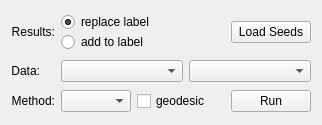
Qt form gui/widgets/graphsegwidget.ui (gerbilvis/gerbil) before a commit.
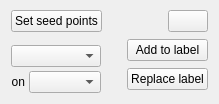
The same form after that commit. Icons and pictures are not drawn. Custom widgets are drawn as their Qt base class.

Commit message: slimline graph segmentation interface

Patch:
```diff
--- a/gui/widgets/graphsegwidget.ui
+++ b/gui/widgets/graphsegwidget.ui
@@ -2,51 +2,32 @@
 <ui version="4.0">
  <class>GraphSegWidget</class>
  <widget class="QWidget" name="GraphSegWidget">
-  <property name="geometry">
-   <rect>
-    <x>0</x>
-    <y>0</y>
-    <width>322</width>
-    <height>125</height>
-   </rect>
-  </property>
-  <layout class="QGridLayout" name="gridLayout">
+  <layout class="QVBoxLayout" name="verticalLayout">
    <property name="topMargin">
     <number>10</number>
    </property>
-   <item row="0" column="1">
-    <layout class="QHBoxLayout" name="horizontalLayout_3">
      <item>
-      <layout class="QVBoxLayout" name="verticalLayout">
-       <property name="spacing">
-        <number>0</number>
+    <layout class="QHBoxLayout" name="horizontalLayout">
+     <item>
+      <widget class="QPushButton" name="seedModeButton">
+       <property name="sizePolicy">
+        <sizepolicy hsizetype="Minimum" vsizetype="Preferred">
+         <horstretch>0</horstretch>
+         <verstretch>0</verstretch>
+        </sizepolicy>
        </property>
-       <item>
-        <widget class="QRadioButton" name="resetLabelRadio">
          <property name="toolTip">
           <string extracomment="Set the current label to the segmentation result."/>
          </property>
          <property name="text">
-          <string>replace label</string>
-         </property>
-         <property name="checked">
+        <string>Set seed points</string>
+       </property>
+       <property name="checkable">
           <bool>true</bool>
          </property>
         </widget>
        </item>
        <item>
-        <widget class="QRadioButton" name="mergeLabelRadio">
-         <property name="toolTip">
-          <string extracomment="Add the segmentation result to the current label."/>
-         </property>
-         <property name="text">
-          <string>add to label</string>
-         </property>
-        </widget>
-       </item>
-      </layout>
-     </item>
-     <item>
       <spacer name="horizontalSpacer_2">
        <property name="orientation">
         <enum>Qt::Horizontal</enum>
@@ -65,13 +46,39 @@
         <string>load seeding for segmentation from a file</string>
        </property>
        <property name="text">
-        <string>Load Seeds</string>
+        <string/>
+       </property>
+       <property name="icon">
+        <iconset theme="document-open"/>
        </property>
       </widget>
      </item>
     </layout>
    </item>
-   <item row="1" column="0">
+   <item>
+    <layout class="QHBoxLayout" name="horizontalLayout_5">
+     <item>
+      <layout class="QVBoxLayout" name="verticalLayout_4">
+       <property name="spacing">
+        <number>4</number>
+       </property>
+       <item>
+        <spacer name="verticalSpacer">
+         <property name="orientation">
+          <enum>Qt::Vertical</enum>
+         </property>
+        </spacer>
+       </item>
+       <item>
+        <widget class="AHComboBox" name="similarityBox">
+         <property name="toolTip">
+          <string>similarity measure</string>
+         </property>
+        </widget>
+       </item>
+       <item>
+        <layout class="QHBoxLayout" name="horizontalLayout_7">
+         <item>
     <widget class="QLabel" name="label_24">
      <property name="sizePolicy">
       <sizepolicy hsizetype="Fixed" vsizetype="Fixed">
@@ -80,99 +87,65 @@
       </sizepolicy>
      </property>
      <property name="text">
-      <string>Data:</string>
+            <string>on</string>
      </property>
      <property name="alignment">
       <set>Qt::AlignRight|Qt::AlignTrailing|Qt::AlignVCenter</set>
      </property>
     </widget>
    </item>
-   <item row="1" column="1">
-    <layout class="QHBoxLayout" name="horizontalLayout_4">
      <item>
-      <widget class="AHComboBox" name="graphsegSourceBox">
+          <widget class="AHComboBox" name="sourceBox">
        <property name="toolTip">
         <string>segmentation data source</string>
        </property>
-       <property name="sizeAdjustPolicy">
-        <enum>QComboBox::AdjustToMinimumContentsLength</enum>
-       </property>
-      </widget>
-     </item>
-     <item>
-      <widget class="AHComboBox" name="graphsegSimilarityBox">
-       <property name="sizeAdjustPolicy">
-        <enum>QComboBox::AdjustToMinimumContentsLength</enum>
-       </property>
-      </widget>
-     </item>
-    </layout>
-   </item>
-   <item row="2" column="0">
-    <widget class="QLabel" name="label_23">
-     <property name="sizePolicy">
-      <sizepolicy hsizetype="Fixed" vsizetype="Fixed">
-       <horstretch>0</horstretch>
-       <verstretch>0</verstretch>
-      </sizepolicy>
-     </property>
-     <property name="text">
-      <string>Method:</string>
-     </property>
-     <property name="alignment">
-      <set>Qt::AlignRight|Qt::AlignTrailing|Qt::AlignVCenter</set>
-     </property>
-    </widget>
-   </item>
-   <item row="2" column="1">
-    <layout class="QHBoxLayout" name="horizontalLayout_2">
-     <item>
-      <widget class="AHComboBox" name="graphsegAlgoBox">
-       <property name="toolTip">
-        <string>segmentation algorithm</string>
-       </property>
-       <property name="sizeAdjustPolicy">
-        <enum>QComboBox::AdjustToMinimumContentsLength</enum>
-       </property>
-       <property name="minimumContentsLength">
-        <number>5</number>
-       </property>
-      </widget>
-     </item>
-     <item>
-      <widget class="QCheckBox" name="graphsegGeodCheck">
-       <property name="toolTip">
-        <string>use geodesic weights</string>
-       </property>
-       <property name="text">
-        <string>geodesic</string>
-       </property>
-      </widget>
+          </widget>
+         </item>
+        </layout>
+       </item>
+      </layout>
      </item>
      <item>
       <spacer name="horizontalSpacer">
        <property name="orientation">
         <enum>Qt::Horizontal</enum>
        </property>
+       <property name="sizeType">
+        <enum>QSizePolicy::MinimumExpanding</enum>
+       </property>
        <property name="sizeHint" stdset="0">
         <size>
-         <width>0</width>
+         <width>20</width>
          <height>0</height>
         </size>
        </property>
       </spacer>
      </item>
      <item>
-      <widget class="QPushButton" name="graphsegGoButton">
+      <layout class="QVBoxLayout" name="verticalLayout_3">
+       <item>
+        <widget class="QPushButton" name="addButton">
        <property name="toolTip">
         <string>run segmentation</string>
        </property>
        <property name="text">
-        <string>Run</string>
+          <string>Add to label</string>
        </property>
        <property name="icon">
-        <iconset resource="../gerbil.qrc">
-         <normaloff>:/toolbar/run</normaloff>:/toolbar/run</iconset>
+          <iconset theme="edit-add"/>
+         </property>
+        </widget>
+       </item>
+       <item>
+        <widget class="QPushButton" name="replaceButton">
+         <property name="toolTip">
+          <string>Segment and reset this label to foreground pixels</string>
+         </property>
+         <property name="text">
+          <string>Replace label</string>
+         </property>
+         <property name="icon">
+          <iconset theme="edit-redo"/>
        </property>
        <property name="iconSize">
         <size>
@@ -184,21 +157,7 @@
      </item>
     </layout>
    </item>
-   <item row="0" column="0">
-    <widget class="QLabel" name="label_25">
-     <property name="sizePolicy">
-      <sizepolicy hsizetype="Fixed" vsizetype="Fixed">
-       <horstretch>0</horstretch>
-       <verstretch>0</verstretch>
-      </sizepolicy>
-     </property>
-     <property name="text">
-      <string>Results:</string>
-     </property>
-     <property name="alignment">
-      <set>Qt::AlignRight|Qt::AlignTrailing|Qt::AlignVCenter</set>
-     </property>
-    </widget>
+    </layout>
    </item>
   </layout>
  </widget>
```
Left out of the diff: 8 changed lines with no effect on the pictures. Lines whose indentation alone changed are shown as unchanged. The commit also changes 7 other files.
